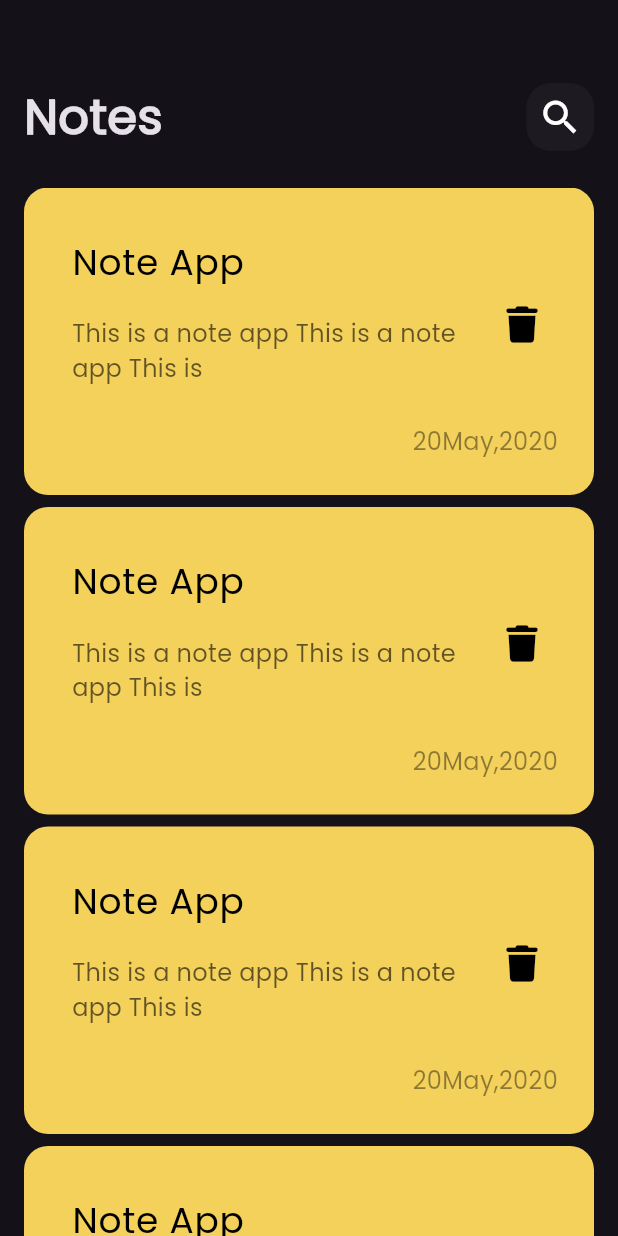
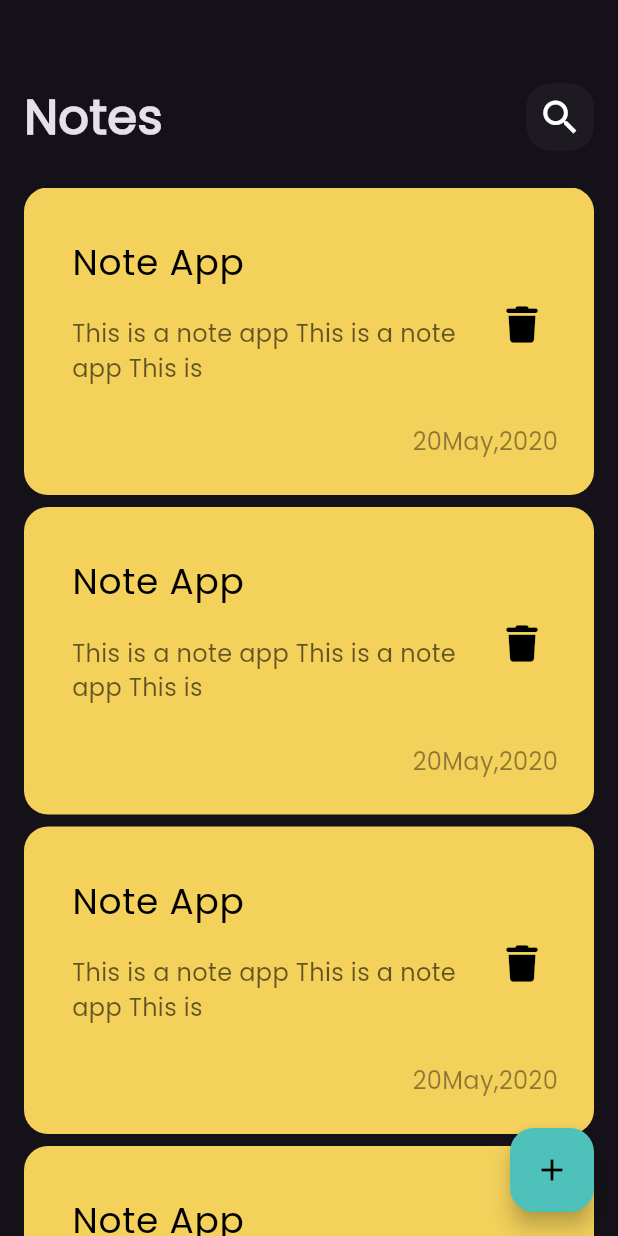
Before and after one commit to Toka-Fayez/note_app, a Flutter app: the screen it shows after launch, on a phone screen of 412 x 824 dp. Run offline on Flutter 3.47's test engine with Material 3 defaults, Android fonts, the phone set to English and light mode, and no system bars; our stand-ins replace font_awesome_flutter.

Commit message:
customShowModel_bottom&floatingAction

```diff
--- /dev/null
+++ b/lib/contstant.dart
@@ -0,0 +1,3 @@
+import 'dart:ui';
+
+const KPrimaryColor = Color.fromARGB(255, 78, 193, 187);
--- a/lib/views/note_view.dart
+++ b/lib/views/note_view.dart
@@ -1,4 +1,6 @@
 import 'package:flutter/material.dart';
+import 'package:noteapp/contstant.dart';
+import 'package:noteapp/widgets/custom_show_model_bottom.dart';
 import 'package:noteapp/widgets/note_view_body.dart';
 
 class NoteAppView extends StatelessWidget {
@@ -6,8 +8,22 @@ class NoteAppView extends StatelessWidget {
   static String id = 'NopeAppView';
   @override
   Widget build(BuildContext context) {
-    return const Scaffold(
-      body: Note_View_Body(),
+    return Scaffold(
+      floatingActionButton: FloatingActionButton(
+        backgroundColor: KPrimaryColor,
+        onPressed: () {
+          showModalBottomSheet(
+              context: context,
+              builder: (context) {
+                return CustomShowModelBottom();
+              });
+        },
+        child: const Icon(
+          Icons.add,
+          color: Colors.black,
+        ),
+      ),
+      body: const Note_View_Body(),
     );
   }
 }
```
Also changed, not shown: lib/widgets/add_note_bottom_sheet.dart (added, +28 -0 lines), lib/widgets/custom_show_model_bottom.dart (added, +42 -0 lines), lib/widgets/customtextfield.dart (added, +25 -0 lines).
